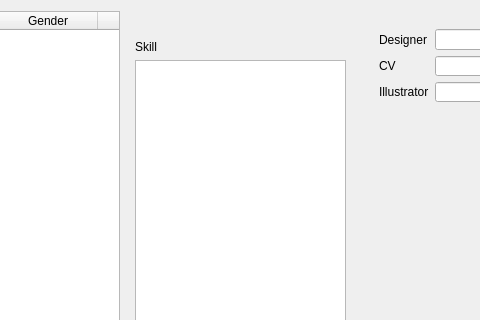
Qt form src/dialog/generaloverview.ui (BeginnerSlob/TouhouTripleSha) before a commit; both pictures show x 314 to 794 and y 0 to 320 of the 945 by 611 pixel window.
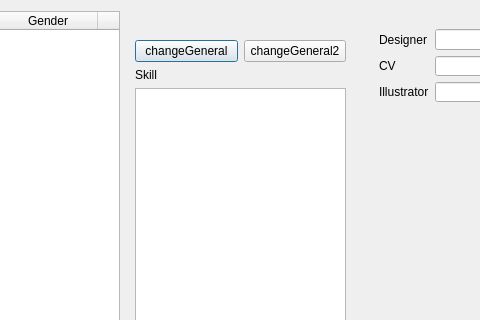
The same form after that commit. Icons and pictures are not drawn.

```diff
--- a/src/dialog/generaloverview.ui
+++ b/src/dialog/generaloverview.ui
@@ -90,6 +90,33 @@
           </property>
          </widget>
         </item>
+        <item>
+         <layout class="QHBoxLayout" name="changeGeneralButtonLayout_3">
+          <property name="sizeConstraint">
+           <enum>QLayout::SetFixedSize</enum>
+          </property>
+          <property name="leftMargin">
+           <number>0</number>
+          </property>
+          <property name="bottomMargin">
+           <number>0</number>
+          </property>
+          <item>
+           <widget class="QPushButton" name="changeGeneralButton_3">
+            <property name="text">
+             <string>changeGeneral</string>
+            </property>
+           </widget>
+          </item>
+          <item>
+           <widget class="QPushButton" name="changeGeneral2Button_3">
+            <property name="text">
+             <string>changeGeneral2</string>
+            </property>
+           </widget>
+          </item>
+         </layout>
+        </item>
         <item>
          <widget class="QLabel" name="skillLabel">
           <property name="text">
```
Left out of the diff: 10 changed lines with no effect on the pictures.
